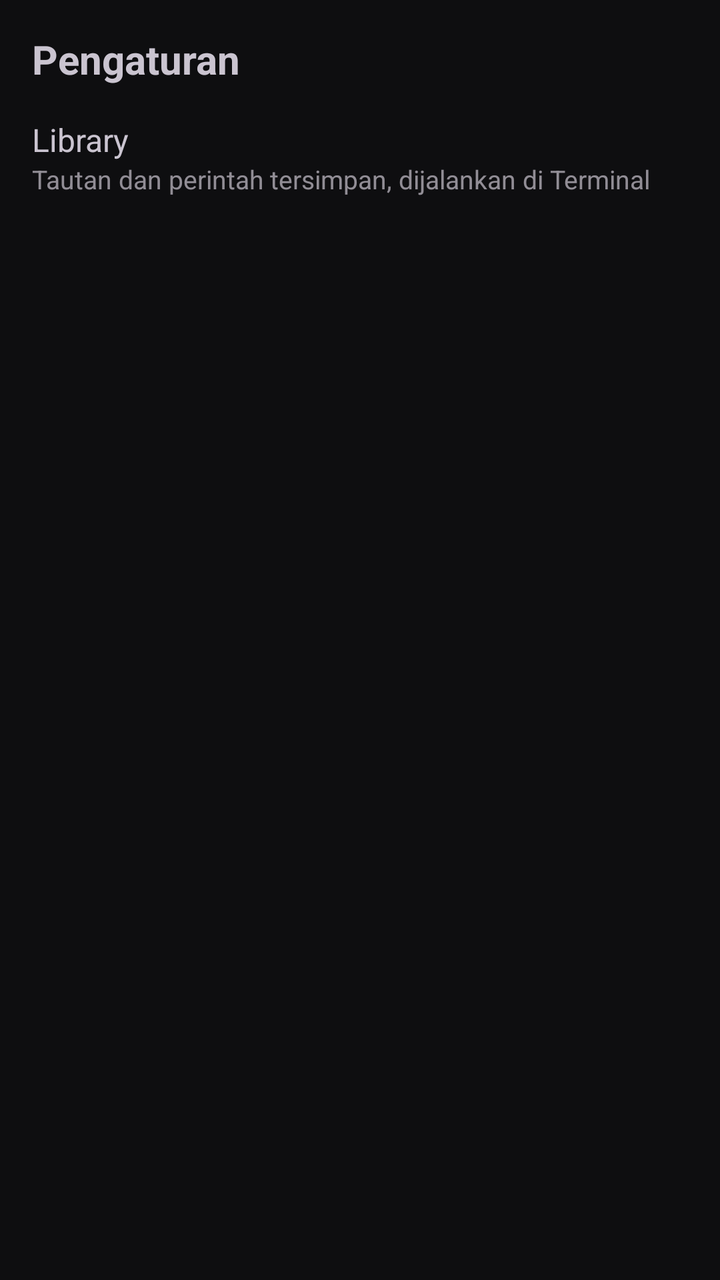
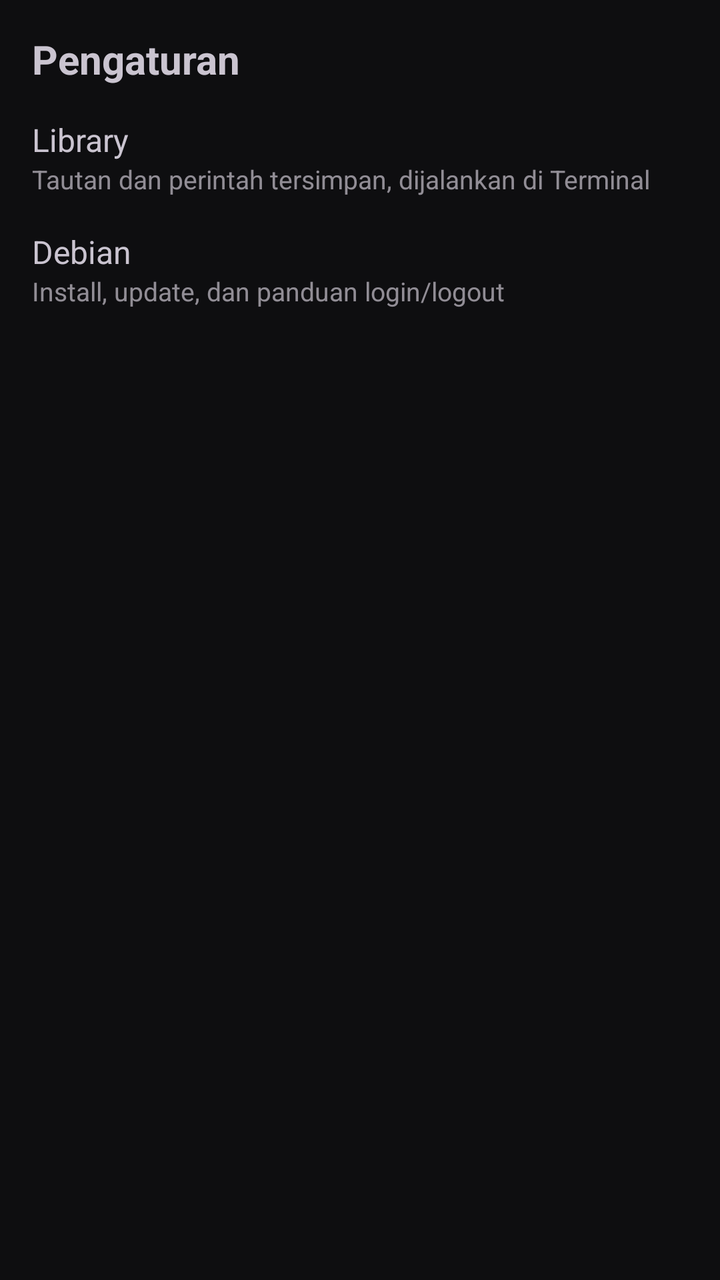

Before-and-after screenshots of an Android layout around one commit, followed by the original layout XML and the change that was made.
<!-- AndroidManifest.xml: another module's application theme Theme.Molina -->
<!-- res/layout/fragment_settings.xml -->
<?xml version="1.0" encoding="utf-8"?>
<FrameLayout xmlns:android="http://schemas.android.com/apk/res/android"
    android:layout_width="match_parent"
    android:layout_height="match_parent">

    <LinearLayout
        android:id="@+id/settings_menu"
        android:layout_width="match_parent"
        android:layout_height="match_parent"
        android:orientation="vertical"
        android:padding="16dp">

        <TextView
            android:layout_width="match_parent"
            android:layout_height="wrap_content"
            android:layout_marginBottom="8dp"
            android:text="@string/settings_menu_title"
            android:textSize="20sp"
            android:textStyle="bold" />

        <LinearLayout
            android:id="@+id/settings_row_library"
            android:layout_width="match_parent"
            android:layout_height="wrap_content"
            android:background="?attr/selectableItemBackground"
            android:clickable="true"
            android:focusable="true"
            android:minHeight="56dp"
            android:orientation="vertical"
            android:paddingTop="8dp"
            android:paddingBottom="8dp">

            <TextView
                android:layout_width="match_parent"
                android:layout_height="wrap_content"
                android:text="@string/settings_library_title"
                android:textSize="16sp" />

            <TextView
                android:layout_width="match_parent"
                android:layout_height="wrap_content"
                android:alpha="0.7"
                android:text="@string/settings_library_subtitle"
                android:textSize="13sp" />
        </LinearLayout>
    </LinearLayout>

    <FrameLayout
        android:id="@+id/settings_child_container"
        android:layout_width="match_parent"
        android:layout_height="match_parent"
        android:background="?android:attr/colorBackground"
        android:clickable="true"
        android:focusable="true"
        android:visibility="gone" />
</FrameLayout>
<!-- resources referenced by this layout -->
<resources>
  <string name="settings_library_subtitle">Tautan dan perintah tersimpan, dijalankan di Terminal</string>
  <string name="settings_library_title">Library</string>
  <string name="settings_menu_title">Pengaturan</string>
  <style name="Theme.Molina" parent="Theme.Material3.Dark.NoActionBar">
          <item name="colorPrimary">@color/molina_amber</item>
          <item name="colorOnPrimary">@color/molina_bg</item>
          <item name="colorSecondaryContainer">@color/molina_amber_container</item>
          <item name="colorSurface">@color/molina_surface</item>
          <item name="android:colorBackground">@color/molina_bg</item>
          <item name="android:windowBackground">@color/molina_bg</item>
          <item name="android:statusBarColor">@color/molina_bg</item>
          <item name="android:navigationBarColor">@color/molina_surface</item>
      </style>
  <color name="molina_amber">#FFB300</color>
  <color name="molina_bg">#0E0E10</color>
  <color name="molina_amber_container">#33FFB300</color>
  <color name="molina_surface">#16161A</color>
</resources>

<!-- the commit's change to res/layout/fragment_settings.xml (unified diff, before → after) -->
@@ -43,6 +43,32 @@
                 android:text="@string/settings_library_subtitle"
                 android:textSize="13sp" />
         </LinearLayout>
+
+        <LinearLayout
+            android:id="@+id/settings_row_debian"
+            android:layout_width="match_parent"
+            android:layout_height="wrap_content"
+            android:background="?attr/selectableItemBackground"
+            android:clickable="true"
+            android:focusable="true"
+            android:minHeight="56dp"
+            android:orientation="vertical"
+            android:paddingTop="8dp"
+            android:paddingBottom="8dp">
+
+            <TextView
+                android:layout_width="match_parent"
+                android:layout_height="wrap_content"
+                android:text="@string/settings_debian_title"
+                android:textSize="16sp" />
+
+            <TextView
+                android:layout_width="match_parent"
+                android:layout_height="wrap_content"
+                android:alpha="0.7"
+                android:text="@string/settings_debian_subtitle"
+                android:textSize="13sp" />
+        </LinearLayout>
     </LinearLayout>
 
     <FrameLayout
<!-- resource entries referenced after the edit -->
@@ -1,5 +1,7 @@
 <!-- resources referenced by this layout -->
 <resources>
+  <string name="settings_debian_subtitle">Install, update, dan panduan login/logout</string>
+  <string name="settings_debian_title">Debian</string>
   <string name="settings_library_subtitle">Tautan dan perintah tersimpan, dijalankan di Terminal</string>
   <string name="settings_library_title">Library</string>
   <string name="settings_menu_title">Pengaturan</string>
